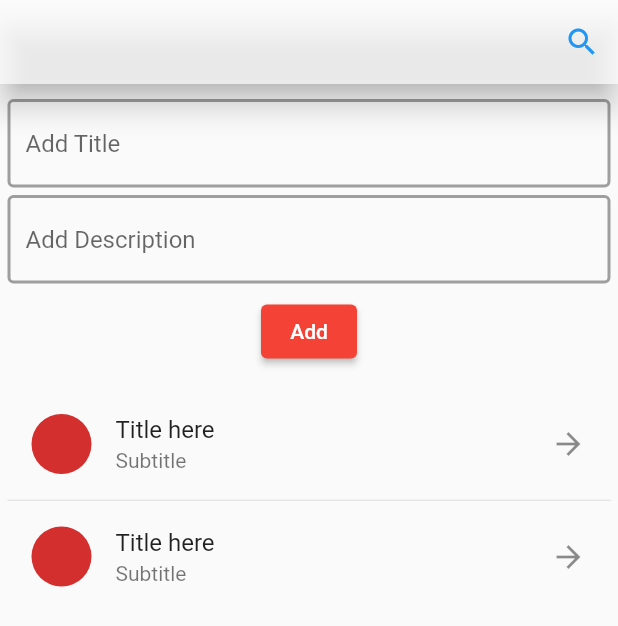
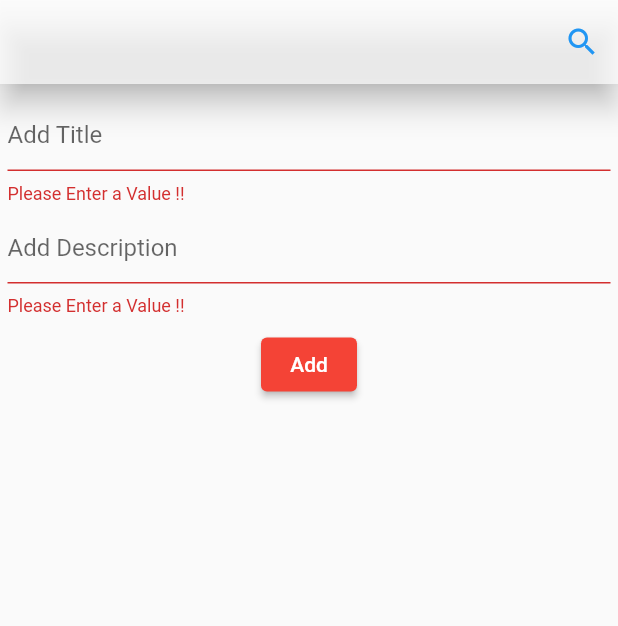
Before and after one commit to shahriartoky0/module_10, a Flutter app: the screen it shows after launch, after a tap on "Add", on a phone screen of 412 x 824 dp. Shown: the top 626 px of the screen. Run offline on Flutter 3.47's test engine with Material 2 defaults, Android fonts, the phone set to English and light mode, and no system bars.

Commit message:
value can be added

```diff
--- a/lib/HomeScreen.dart
+++ b/lib/HomeScreen.dart
@@ -2,6 +2,7 @@ import 'package:flutter/cupertino.dart';
 import 'package:flutter/material.dart';
 import 'package:module_10/style.dart';
 
+import 'ItemDetails.dart';
 import 'editInfo.dart';
 
 class HomeScreen extends StatefulWidget {
@@ -14,6 +15,13 @@ class HomeScreen extends StatefulWidget {
 }
 
 class _HomeScreenUI extends State<HomeScreen> {
+  List<ItemDetails> itemDetails = [];
+
+  final TextEditingController _titleTEController = TextEditingController();
+  final TextEditingController _descriptionTEController =
+      TextEditingController();
+  final GlobalKey<FormState> _formKey = GlobalKey<FormState>();
+
   @override
   Widget build(BuildContext context) {
     return Scaffold(
@@ -33,18 +41,34 @@ class _HomeScreenUI extends State<HomeScreen> {
         padding: EdgeInsets.all(5),
         child: SingleChildScrollView(
           scrollDirection: Axis.vertical,
+          child: Form(
+            key: _formKey,
             child: Column(
               children: [
                 const SizedBox(
                   height: 5,
                 ),
                 TextFormField(
+                  validator: (String? value) {
+                    if (value?.trim().isEmpty ?? true) {
+                      return 'Please Enter a Value !!';
+                    }
+                    return null;
+                  },
+                  controller: _titleTEController,
                   decoration: appTextInput("Add Title"),
                 ),
                 const SizedBox(
                   height: 5,
                 ),
                 TextFormField(
+                  validator: (String? value) {
+                    if (value?.trim().isEmpty ?? true) {
+                      return 'Please Enter a Value !!';
+                    }
+                    return null;
+                  },
+                  controller: _descriptionTEController,
                   decoration: appTextInput('Add Description'),
                 ),
                 const SizedBox(
@@ -53,7 +77,22 @@ class _HomeScreenUI extends State<HomeScreen> {
                 Row(
                   mainAxisAlignment: MainAxisAlignment.center,
                   children: [
-                  ElevatedButton(onPressed: () {}, child: Text('Add'))
+                    ElevatedButton(
+                        onPressed: () {
+                          if (_formKey.currentState!.validate()) {
+                            String inputTitleText =
+                                _titleTEController.text.trim();
+                            String inputDescriptionText =
+                                _descriptionTEController.text.trim();
+                            ItemDetails obj = ItemDetails(
+                                title: inputTitleText,
+                                description: inputDescriptionText);
+                            addValue(obj);
+                            _titleTEController.text = '';
+                            _descriptionTEController.text = '';
+                          }
+                        },
+                        child: Text('Add'))
                   ],
                 ),
                 const SizedBox(
@@ -63,12 +102,12 @@ class _HomeScreenUI extends State<HomeScreen> {
                     shrinkWrap: true,
                     itemBuilder: (context, index) {
                       return ListTile(
-                      leading: CircleAvatar(
+                        leading: const CircleAvatar(
                           child: Text(''),
                         ),
-                      title: Text('Title here'),
-                      subtitle: Text('Subtitle'),
-                      trailing: Icon(Icons.arrow_forward),
+                        title: Text(itemDetails[index].title),
+                        subtitle: Text(itemDetails[index].description),
+                        trailing: const Icon(Icons.arrow_forward),
                         onLongPress: () {
                           showDialog(
                               context: context,
@@ -83,11 +122,25 @@ class _HomeScreenUI extends State<HomeScreen> {
                         height: 3,
                       );
                     },
-                  itemCount: 2)
+                    itemCount: itemDetails.length)
               ],
+            ),
           ),
         ),
       ),
     );
   }
+
+  // function to Add values
+  void addValue(ItemDetails obj) {
+    itemDetails.add(obj);
+    setState(() {});
   }
+// function to Delete Values
+void deleteValue (index)
+{
+  itemDetails.removeAt(index);
+  setState(() {});
+}
+
+}
--- /dev/null
+++ b/lib/ItemDetails.dart
@@ -0,0 +1,5 @@
+class ItemDetails {
+  String title;
+  String description;
+  ItemDetails({required this.title, required this.description});
+}
```
Lines whose indentation alone changed are shown as unchanged.
